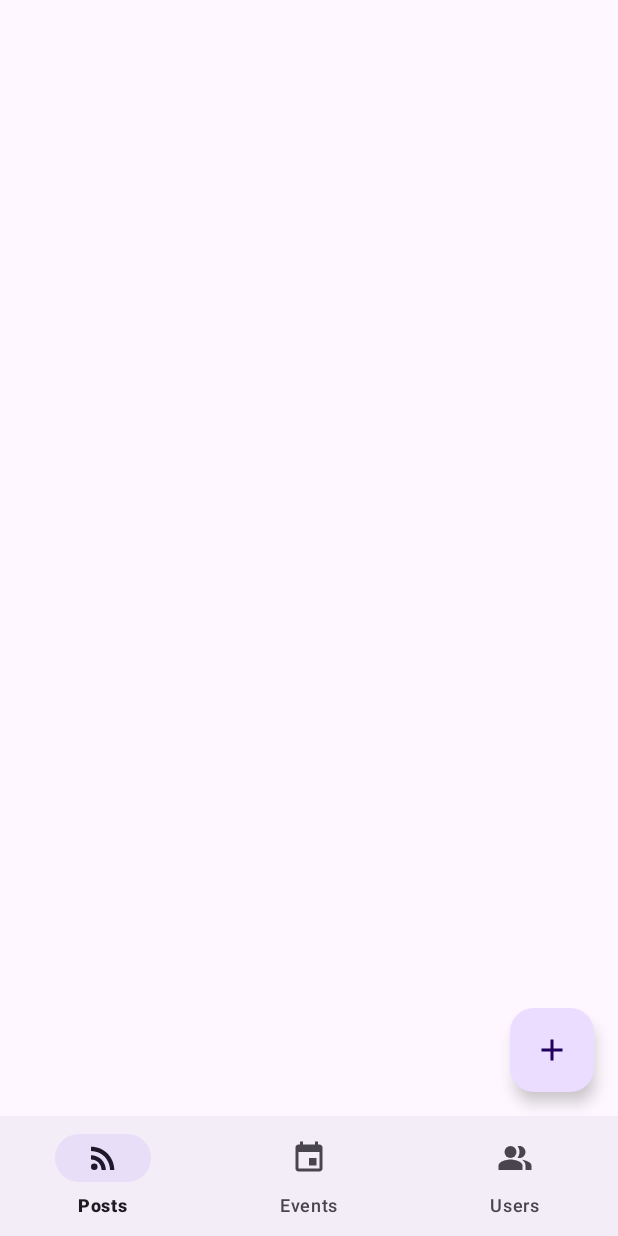
After one commit to NORMss/AndroidSchool, an Android app: the fragment BottomNavigationFragment shown on its own in the app's theme, on a phone screen of 412 x 824 dp. The commit adds this screen. Run offline under Robolectric (Android 15) with nearby library versions, the phone set to English and light mode, and no system bars.

Commit message:
feat: added logic for bottom navigator

```diff
--- a/app/src/main/java/com/eltex/androidschool/view/fragment/event/EventFragment.kt
+++ b/app/src/main/java/com/eltex/androidschool/view/fragment/event/EventFragment.kt
@@ -140,7 +140,7 @@ class EventFragment : Fragment() {
                     ObserveAsEvents(toast = toastData, activity = activity)
                 }
             }
-            .launchIn(lifecycleScope)
+            .launchIn(viewLifecycleOwner.lifecycleScope)
     }
 
     private fun share(event: Event) {
--- a/app/src/main/java/com/eltex/androidschool/view/fragment/post/PostFragment.kt
+++ b/app/src/main/java/com/eltex/androidschool/view/fragment/post/PostFragment.kt
@@ -109,7 +109,7 @@ class PostFragment : Fragment() {
                     ObserveAsEvents(toast = toastData, activity = activity)
                 }
             }
-            .launchIn(lifecycleScope)
+            .launchIn(viewLifecycleOwner.lifecycleScope)
     }
 
     private val newPostLauncher =
--- /dev/null
+++ b/app/src/main/java/com/eltex/androidschool/view/fragment/toolbar/BottomNavigationFragment.kt
@@ -0,0 +1,18 @@
+package com.eltex.androidschool.view.fragment.toolbar
+
+import android.os.Bundle
+import android.view.LayoutInflater
+import android.view.View
+import android.view.ViewGroup
+import androidx.fragment.app.Fragment
+import com.eltex.androidschool.R
+
+class BottomNavigationFragment : Fragment() {
+
+    override fun onCreateView(
+        inflater: LayoutInflater, container: ViewGroup?,
+        savedInstanceState: Bundle?
+    ): View? {
+        return inflater.inflate(R.layout.fragment_bootom_navigation, container, false)
+    }
+}
--- /dev/null
+++ b/app/src/main/java/com/eltex/androidschool/view/fragment/toolbar/ToolbarFragment.kt
@@ -0,0 +1,18 @@
+package com.eltex.androidschool.view.fragment.toolbar
+
+import android.os.Bundle
+import android.view.LayoutInflater
+import android.view.View
+import android.view.ViewGroup
+import androidx.fragment.app.Fragment
+import com.eltex.androidschool.R
+
+class ToolbarFragment : Fragment() {
+
+    override fun onCreateView(
+        inflater: LayoutInflater, container: ViewGroup?,
+        savedInstanceState: Bundle?
+    ): View? {
+        return inflater.inflate(R.layout.fragment_toolbar, container, false)
+    }
+}
--- /dev/null
+++ b/app/src/main/res/drawable/event.xml
@@ -0,0 +1,5 @@
+<vector xmlns:android="http://schemas.android.com/apk/res/android" android:height="24dp" android:tint="#000000" android:viewportHeight="24" android:viewportWidth="24" android:width="24dp">
+
+    <path android:fillColor="@android:color/white" android:pathData="M17,12h-5v5h5v-5zM16,1v2L8,3L8,1L6,1v2L5,3c-1.11,0 -1.99,0.9 -1.99,2L3,19c0,1.1 0.89,2 2,2h14c1.1,0 2,-0.9 2,-2L21,5c0,-1.1 -0.9,-2 -2,-2h-1L18,1h-2zM19,19L5,19L5,8h14v11z"/>
+
+</vector>
--- /dev/null
+++ b/app/src/main/res/drawable/feed.xml
@@ -0,0 +1,7 @@
+<vector xmlns:android="http://schemas.android.com/apk/res/android" android:height="24dp" android:tint="#000000" android:viewportHeight="24" android:viewportWidth="24" android:width="24dp">
+
+    <path android:fillColor="@android:color/white" android:pathData="M6.18,17.82m-2.18,0a2.18,2.18 0,1 1,4.36 0a2.18,2.18 0,1 1,-4.36 0"/>
+
+    <path android:fillColor="@android:color/white" android:pathData="M4,4.44v2.83c7.03,0 12.73,5.7 12.73,12.73h2.83c0,-8.59 -6.97,-15.56 -15.56,-15.56zM4,10.1v2.83c3.9,0 7.07,3.17 7.07,7.07h2.83c0,-5.47 -4.43,-9.9 -9.9,-9.9z"/>
+
+</vector>
--- /dev/null
+++ b/app/src/main/res/drawable/people.xml
@@ -0,0 +1,11 @@
+<vector xmlns:android="http://schemas.android.com/apk/res/android" android:height="24dp" android:tint="#000000" android:viewportHeight="24" android:viewportWidth="24" android:width="24dp">
+
+    <path android:fillColor="@android:color/white" android:fillType="evenOdd" android:pathData="M16.67,13.13C18.04,14.06 19,15.32 19,17v3h4v-3C23,14.82 19.43,13.53 16.67,13.13z"/>
+
+    <path android:fillColor="@android:color/white" android:fillType="evenOdd" android:pathData="M9,8m-4,0a4,4 0,1 1,8 0a4,4 0,1 1,-8 0"/>
+
+    <path android:fillColor="@android:color/white" android:fillType="evenOdd" android:pathData="M15,12c2.21,0 4,-1.79 4,-4c0,-2.21 -1.79,-4 -4,-4c-0.47,0 -0.91,0.1 -1.33,0.24C14.5,5.27 15,6.58 15,8s-0.5,2.73 -1.33,3.76C14.09,11.9 14.53,12 15,12z"/>
+
+    <path android:fillColor="@android:color/white" android:fillType="evenOdd" android:pathData="M9,13c-2.67,0 -8,1.34 -8,4v3h16v-3C17,14.34 11.67,13 9,13z"/>
+
+</vector>
--- /dev/null
+++ b/app/src/main/res/layout/fragment_bootom_navigation.xml
@@ -0,0 +1,37 @@
+<?xml version="1.0" encoding="utf-8"?>
+<androidx.constraintlayout.widget.ConstraintLayout xmlns:android="http://schemas.android.com/apk/res/android"
+    xmlns:app="http://schemas.android.com/apk/res-auto"
+    xmlns:tools="http://schemas.android.com/tools"
+    android:layout_width="match_parent"
+    android:layout_height="match_parent"
+    tools:context=".view.fragment.toolbar.BottomNavigationFragment">
+
+    <androidx.fragment.app.FragmentContainerView
+        android:layout_width="0dp"
+        android:layout_height="0dp"
+        app:layout_constraintBottom_toTopOf="@id/bottomNavigation"
+        app:layout_constraintEnd_toEndOf="parent"
+        app:layout_constraintStart_toStartOf="parent"
+        app:layout_constraintTop_toTopOf="parent" />
+
+    <com.google.android.material.bottomnavigation.BottomNavigationView
+        android:id="@+id/bottomNavigation"
+        android:layout_width="match_parent"
+        android:layout_height="wrap_content"
+        app:layout_constraintBottom_toBottomOf="parent"
+        app:layout_constraintEnd_toEndOf="parent"
+        app:layout_constraintStart_toStartOf="parent"
+        app:menu="@menu/bottom_navigation_menu" />
+
+    <com.google.android.material.floatingactionbutton.FloatingActionButton
+        android:id="@+id/save"
+        android:layout_width="wrap_content"
+        android:layout_height="wrap_content"
+        android:layout_gravity="end|bottom"
+        android:layout_margin="@dimen/common_spacing"
+        android:contentDescription="@string/new_post"
+        android:src="@drawable/add"
+        app:layout_constraintBottom_toTopOf="@id/bottomNavigation"
+        app:layout_constraintEnd_toEndOf="parent" />
+
+</androidx.constraintlayout.widget.ConstraintLayout>
--- /dev/null
+++ b/app/src/main/res/layout/fragment_toolbar.xml
@@ -0,0 +1,8 @@
+<?xml version="1.0" encoding="utf-8"?>
+<FrameLayout xmlns:android="http://schemas.android.com/apk/res/android"
+    xmlns:tools="http://schemas.android.com/tools"
+    android:layout_width="match_parent"
+    android:layout_height="match_parent"
+    tools:context=".view.fragment.toolbar.ToolbarFragment">
+
+</FrameLayout>
--- /dev/null
+++ b/app/src/main/res/menu/bottom_navigation_menu.xml
@@ -0,0 +1,19 @@
+<?xml version="1.0" encoding="utf-8"?>
+<menu xmlns:android="http://schemas.android.com/apk/res/android">
+
+    <item
+        android:id="@+id/fragmentPosts"
+        android:icon="@drawable/feed"
+        android:title="@string/posts" />
+
+    <item
+        android:id="@+id/fragmentEvents"
+        android:icon="@drawable/event"
+        android:title="@string/events" />
+
+    <item
+        android:id="@+id/fragmentUsers"
+        android:icon="@drawable/people"
+        android:title="@string/users" />
+
+</menu>
--- a/app/src/main/res/values/strings.xml
+++ b/app/src/main/res/values/strings.xml
@@ -41,4 +41,7 @@
     <string name="edit_event_title">Edit event</string>
     <string name="post_created">Post successfully created</string>
     <string name="event_created">Event successfully created</string>
+    <string name="posts">Posts</string>
+    <string name="events">Events</string>
+    <string name="users">Users</string>
 </resources>
```
Also changed, not shown: 1 other file.
